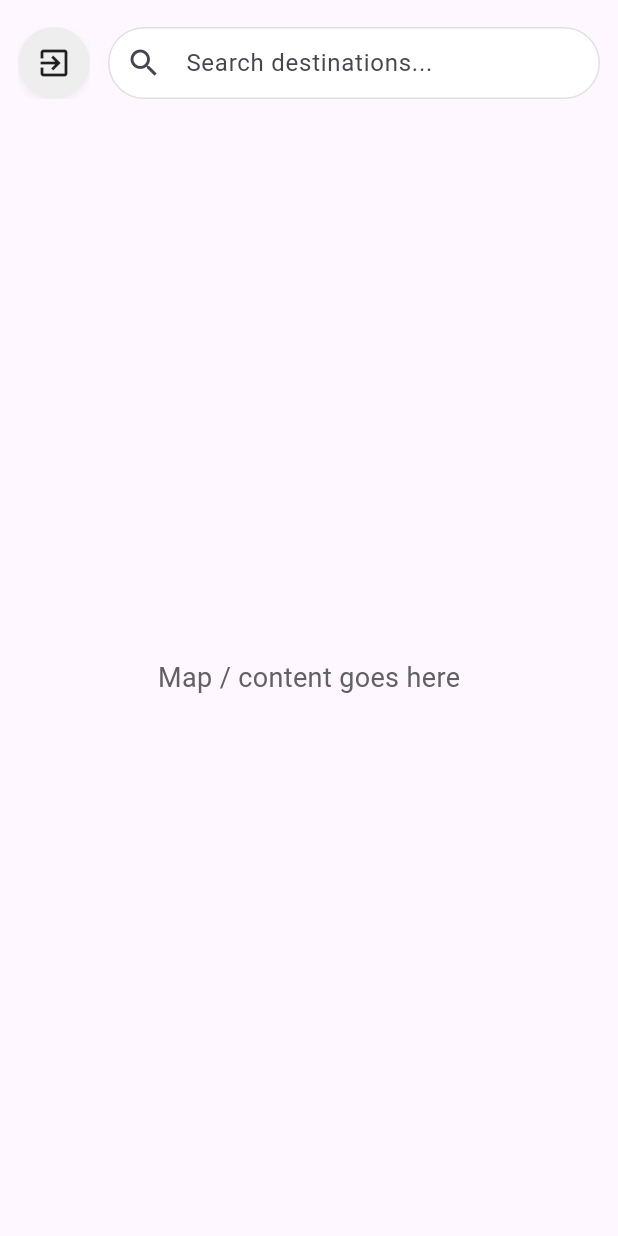
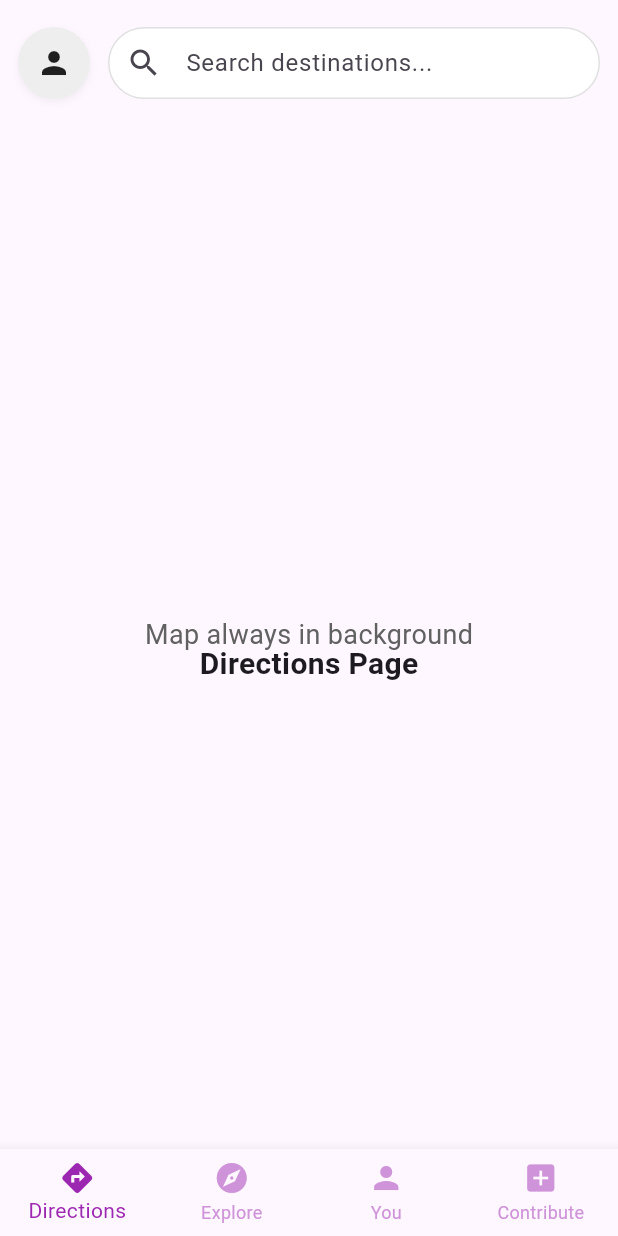
Before and after one commit to BOCK-CHAIN/BockMapsUI, a Flutter app: the HomeIndex screen opened directly, on a phone screen of 412 x 824 dp. Run offline on Flutter 3.47's test engine with Material 3 defaults, Android fonts, the light colour scheme and no system bars; network calls fail.

Commit message:
Layout changes

```diff
--- /dev/null
+++ b/bockmapsui/lib/HomePage/directions/directions.dart
@@ -0,0 +1,15 @@
+import 'package:flutter/material.dart';
+
+class DirectionsPage extends StatelessWidget {
+  const DirectionsPage({super.key});
+
+  @override
+  Widget build(BuildContext context) {
+    return Center(
+      child: Text(
+        "Directions Page",
+        style: TextStyle(fontSize: 20, fontWeight: FontWeight.w600),
+      ),
+    );
+  }
+}
--- a/bockmapsui/lib/HomePage/index.dart
+++ b/bockmapsui/lib/HomePage/index.dart
@@ -1,6 +1,9 @@
 import 'package:flutter/material.dart';
-import 'package:http/http.dart' as http;
-import '../SignupOrLogin/signup_or_login.dart';
+import './contribute/contribute.dart' as contribute;
+import './directions/directions.dart' as directions;
+import './explore/explore.dart' as explore;
+import './you/you.dart' as you;
+import '../Profile/profileindex.dart' as account;
 
 class HomeIndex extends StatefulWidget {
   const HomeIndex({super.key});
@@ -13,7 +16,7 @@ class _HomeIndexState extends State<HomeIndex> with SingleTickerProviderStateMix
   bool isSearching = false;
   final FocusNode _searchFocusNode = FocusNode();
 
-  final String backendUrl = 'http://10.0.2.2:3000'; // Android emulator
+  int _selectedIndex = 0;
 
   @override
   void initState() {
@@ -31,43 +34,6 @@ class _HomeIndexState extends State<HomeIndex> with SingleTickerProviderStateMix
     super.dispose();
   }
 
-  Future<void> _logout() async {
-    try {
-      final url = Uri.parse('$backendUrl/api/auth/logout');
-      await http.post(url, headers: {
-        'Content-Type': 'application/json',
-      });
-
-      // Show logout message first
-      if (mounted) {
-        ScaffoldMessenger.of(context).showSnackBar(
-          const SnackBar(
-            content: Text('Successfully logged out'),
-            duration: Duration(seconds: 2),
-          ),
-        );
-
-        // Wait for a short moment so user can see the message
-        await Future.delayed(const Duration(milliseconds: 500));
-
-        Navigator.pushAndRemoveUntil(
-          context,
-          MaterialPageRoute(builder: (_) => const SignupOrLogin()),
-              (route) => false,
-        );
-      }
-    } catch (e) {
-      if (mounted) {
-        ScaffoldMessenger.of(context).showSnackBar(
-          const SnackBar(
-            content: Text('Error logging out, please try again'),
-            duration: Duration(seconds: 2),
-          ),
-        );
-      }
-    }
-  }
-
   @override
   Widget build(BuildContext context) {
     final double initialTop = 18.0;
@@ -76,20 +42,32 @@ class _HomeIndexState extends State<HomeIndex> with SingleTickerProviderStateMix
     final double sidePaddingWhenTop = 12.0;
     final double sidePaddingWhenCentered = 48.0;
 
+    final bool showSearchBar = _selectedIndex == 0 || _selectedIndex == 1;
+
+    final List<Widget> pages = [
+      directions.DirectionsPage(),
+      explore.ExplorePage(),
+      you.YouPage(),
+      contribute.ContributePage(),
+    ];
+
+    final bool showMapBackground = _selectedIndex == 0 || _selectedIndex == 1;
+
     return GestureDetector(
       onTap: () => _searchFocusNode.unfocus(),
       child: Scaffold(
         body: SafeArea(
           child: Stack(
             children: [
+              if (showMapBackground)
                 Positioned.fill(
                   child: Column(
                     children: [
-                    SizedBox(height: 80),
+                      const SizedBox(height: 80),
                       Expanded(
                         child: Center(
                           child: Text(
-                          'Map / content goes here',
+                            'Map always in background',
                             style: TextStyle(fontSize: 18, color: Colors.grey[700]),
                           ),
                         ),
@@ -97,8 +75,16 @@ class _HomeIndexState extends State<HomeIndex> with SingleTickerProviderStateMix
                     ],
                   ),
                 ),
+              Positioned.fill(
+                child: Column(
+                  children: [
+                    const SizedBox(height: 120),
+                    Expanded(child: pages[_selectedIndex]),
+                  ],
+                ),
+              ),
               AnimatedPositioned(
-                duration: Duration(milliseconds: 420),
+                duration: const Duration(milliseconds: 420),
                 curve: Curves.easeInOutCubic,
                 top: isSearching ? slightlyLowerTop : initialTop,
                 left: isSearching ? sidePaddingWhenCentered : sidePaddingWhenTop,
@@ -106,23 +92,15 @@ class _HomeIndexState extends State<HomeIndex> with SingleTickerProviderStateMix
                 child: Row(
                   crossAxisAlignment: CrossAxisAlignment.center,
                   children: [
-                    AnimatedSwitcher(
-                      duration: Duration(milliseconds: 280),
-                      transitionBuilder: (child, animation) {
-                        return FadeTransition(
-                          opacity: animation,
-                          child: SizeTransition(
-                            sizeFactor: animation,
-                            axis: Axis.horizontal,
-                            child: child,
+                    InkWell(
+                      onTap: () {
+                        Navigator.push(
+                          context,
+                          MaterialPageRoute(
+                            builder: (_) => const account.AccountPage(),
                           ),
                         );
                       },
-                      child: isSearching
-                          ? const SizedBox.shrink(key: ValueKey('empty'))
-                          : InkWell(
-                        key: const ValueKey('logout'),
-                        onTap: _logout,
                       borderRadius: BorderRadius.circular(30),
                       child: Container(
                         height: 48,
@@ -134,18 +112,18 @@ class _HomeIndexState extends State<HomeIndex> with SingleTickerProviderStateMix
                             BoxShadow(
                               color: Colors.black.withOpacity(0.05),
                               blurRadius: 4,
-                                offset: Offset(0, 2),
+                              offset: const Offset(0, 2),
                             )
                           ],
                         ),
-                          child: Icon(Icons.exit_to_app),
+                        child: const Icon(Icons.person),
                       ),
                     ),
-                    ),
-                    if (!isSearching) const SizedBox(width: 12),
+                    if (showSearchBar) ...[
+                      const SizedBox(width: 12),
                       Expanded(
                         child: AnimatedContainer(
-                        duration: Duration(milliseconds: 420),
+                          duration: const Duration(milliseconds: 420),
                           curve: Curves.easeInOutCubic,
                           height: searchBarHeight,
                           decoration: BoxDecoration(
@@ -154,7 +132,7 @@ class _HomeIndexState extends State<HomeIndex> with SingleTickerProviderStateMix
                               BoxShadow(
                                 color: Colors.black.withOpacity(0.08),
                                 blurRadius: 10,
-                              offset: Offset(0, 6),
+                                offset: const Offset(0, 6),
                               )
                             ]
                                 : null,
@@ -192,12 +170,42 @@ class _HomeIndexState extends State<HomeIndex> with SingleTickerProviderStateMix
                           ),
                         ),
                       ),
+                    ]
                   ],
                 ),
               ),
             ],
           ),
         ),
+        bottomNavigationBar: BottomNavigationBar(
+          type: BottomNavigationBarType.fixed,
+          currentIndex: _selectedIndex,
+          onTap: (index) {
+            setState(() {
+              _selectedIndex = index;
+            });
+          },
+          selectedItemColor: Colors.purple,
+          unselectedItemColor: Colors.purple.shade200,
+          items: const [
+            BottomNavigationBarItem(
+              icon: Icon(Icons.directions),
+              label: "Directions",
+            ),
+            BottomNavigationBarItem(
+              icon: Icon(Icons.explore),
+              label: "Explore",
+            ),
+            BottomNavigationBarItem(
+              icon: Icon(Icons.person),
+              label: "You",
+            ),
+            BottomNavigationBarItem(
+              icon: Icon(Icons.add_box),
+              label: "Contribute",
+            ),
+          ],
+        ),
       ),
     );
   }
```
Also changed, not shown: bockmapsui/lib/HomePage/contribute/contribute.dart (added, +74 -0 lines), bockmapsui/lib/HomePage/explore/explore.dart (added, +15 -0 lines), bockmapsui/lib/HomePage/you/you.dart (added, +15 -0 lines), bockmapsui/lib/Profile/profileindex.dart (added, +123 -0 lines). Lines whose indentation alone changed are shown as unchanged.
